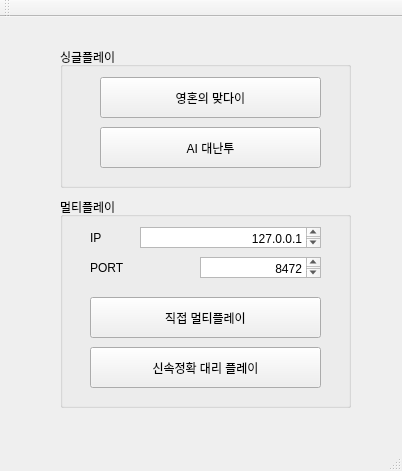
Old version of the form QTtest/QTtest.ui in the repository VertexToEdge/reversi-with-edax.
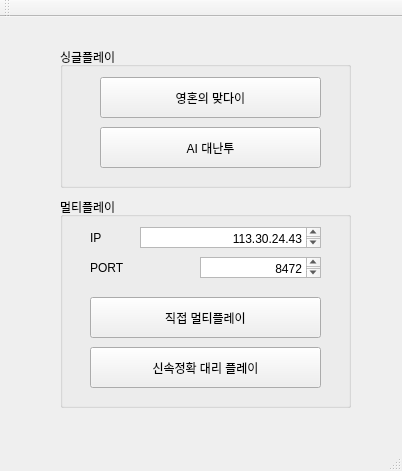
New version of the form.

```diff
--- a/QTtest/QTtest.ui
+++ b/QTtest/QTtest.ui
@@ -94,8 +94,8 @@
       <string>&lt;!DOCTYPE HTML PUBLIC &quot;-//W3C//DTD HTML 4.0//EN&quot; &quot;http://www.w3.org/TR/REC-html40/strict.dtd&quot;&gt;
 &lt;html&gt;&lt;head&gt;&lt;meta name=&quot;qrichtext&quot; content=&quot;1&quot; /&gt;&lt;style type=&quot;text/css&quot;&gt;
 p, li { white-space: pre-wrap; }
-&lt;/style&gt;&lt;/head&gt;&lt;body style=&quot; font-family:'Gulim'; font-size:9pt; font-weight:400; font-style:normal;&quot;&gt;
-&lt;p align=&quot;right&quot; style=&quot; margin-top:0px; margin-bottom:0px; margin-left:0px; margin-right:0px; -qt-block-indent:0; text-indent:0px;&quot;&gt;127.0.0.1&lt;/p&gt;&lt;/body&gt;&lt;/html&gt;</string>
+&lt;/style&gt;&lt;/head&gt;&lt;body style=&quot; font-family:'Gulim'; font-size:7.875pt; font-weight:400; font-style:normal;&quot;&gt;
+&lt;p align=&quot;right&quot; style=&quot; margin-top:0px; margin-bottom:0px; margin-left:0px; margin-right:0px; -qt-block-indent:0; text-indent:0px;&quot;&gt;&lt;span style=&quot; font-size:9pt;&quot;&gt;113.30.24.43&lt;/span&gt;&lt;/p&gt;&lt;/body&gt;&lt;/html&gt;</string>
      </property>
     </widget>
     <widget class="QLabel" name="label">
```
Left out of the diff: 6 changed lines with no effect on the pictures.
